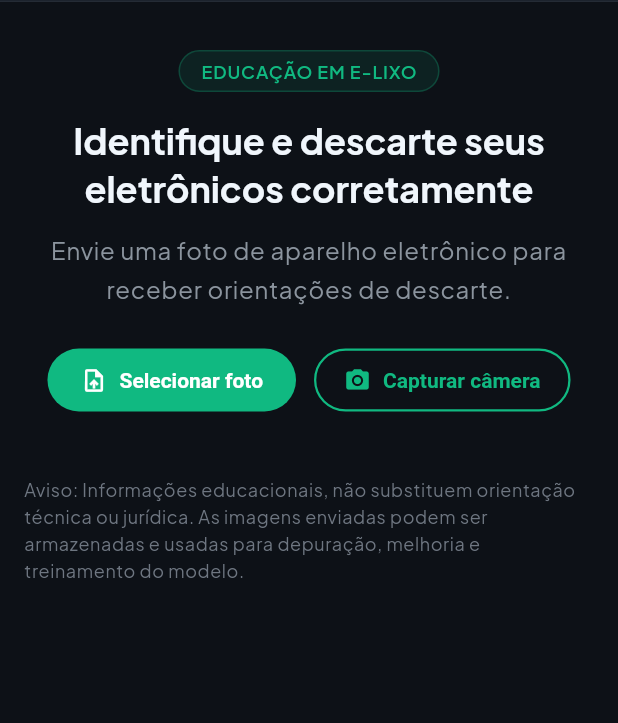
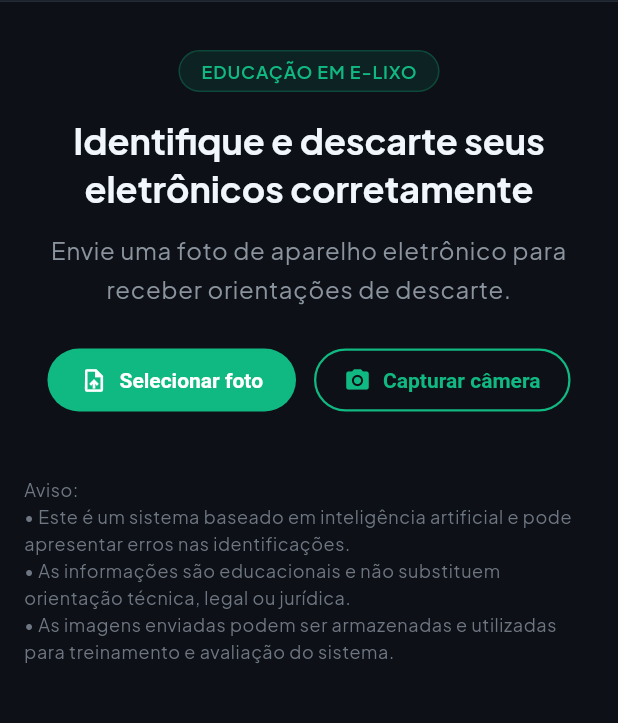
Before and after one commit to ricardozulian/reciclamack-olhovivo-frontend, a Flutter app: the screen it shows after launch, on a phone screen of 412 x 824 dp, the part 82-805 px from its top. Run offline on Flutter 3.47's test engine with Material 3 defaults, Android fonts, the phone set to English and light mode, and no system bars; our stand-ins replace image_picker.

Commit message:
Prepare preview EC2 release disclaimer

```diff
--- a/lib/src/home_page.dart
+++ b/lib/src/home_page.dart
@@ -273,7 +273,10 @@ class _HomePageState extends State<HomePage> {
 
                 const SizedBox(height: ReciclaSpacing.s6),
                 Text(
-                  'Aviso: Informações educacionais, não substituem orientação técnica ou jurídica. As imagens enviadas podem ser armazenadas e usadas para depuração, melhoria e treinamento do modelo.',
+                  'Aviso:\n'
+                  '• Este é um sistema baseado em inteligência artificial e pode apresentar erros nas identificações.\n'
+                  '• As informações são educacionais e não substituem orientação técnica, legal ou jurídica.\n'
+                  '• As imagens enviadas podem ser armazenadas e utilizadas para treinamento e avaliação do sistema.',
                   style: theme.textTheme.bodySmall,
                 ),
                 const SizedBox(height: ReciclaSpacing.s8),
```
